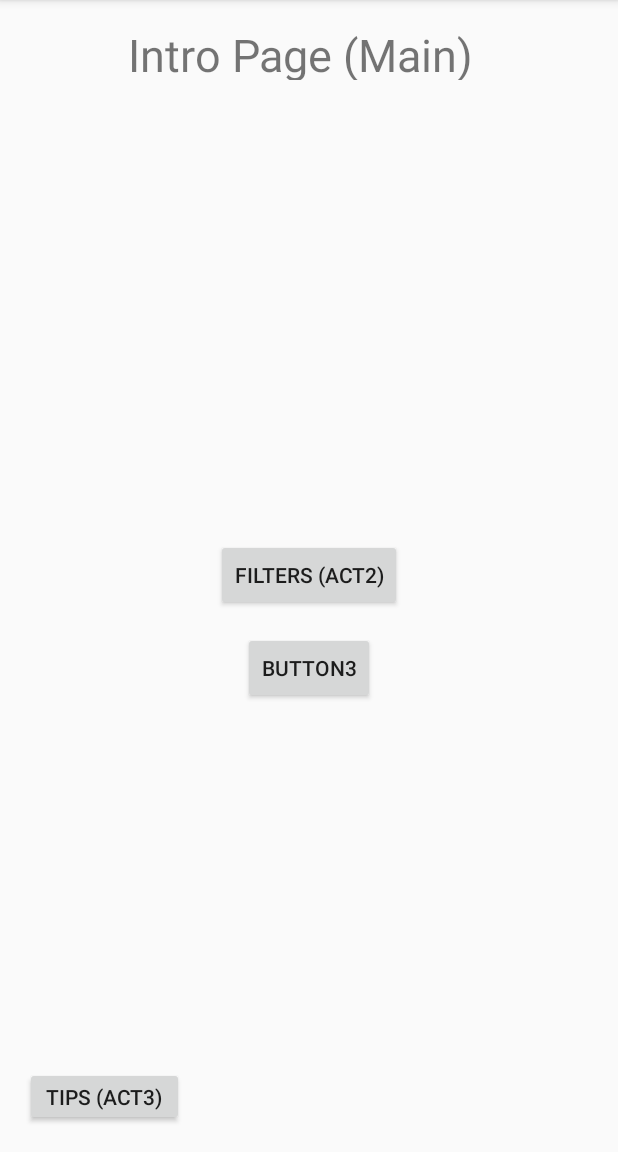
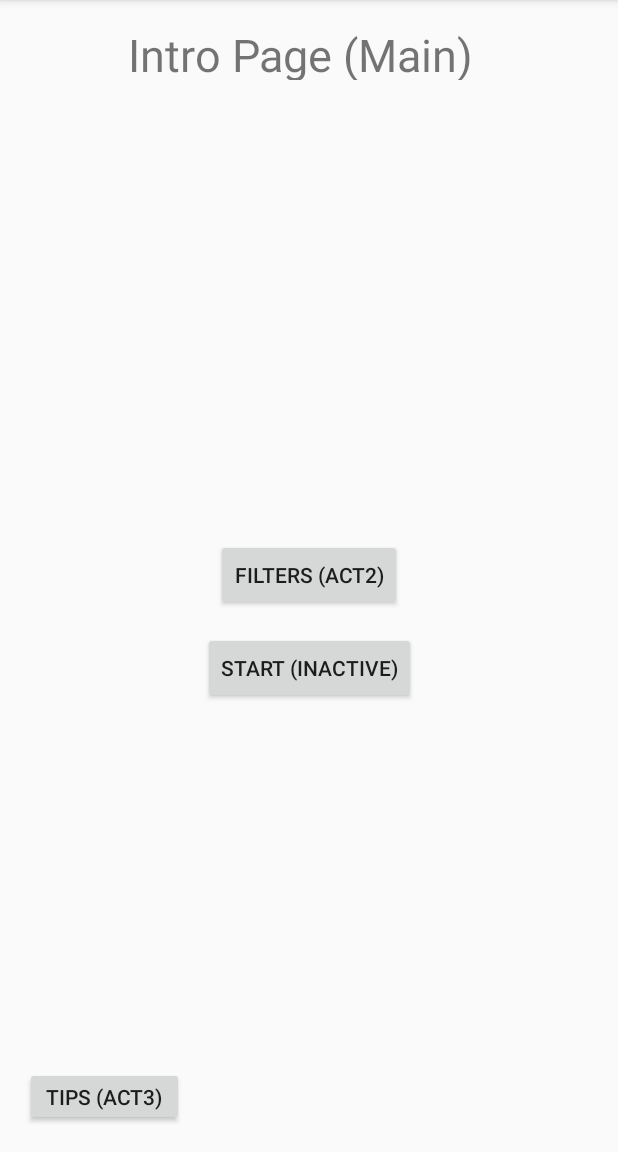
Before and after one commit to fowlerzw/355App, an Android app: the screen it shows after launch (MainActivity), on a phone screen of 412 x 824 dp, the part 84-1236 px from its top. Run offline under Robolectric (Android 15) with nearby library versions, the light colour scheme and no system bars.

Commit message:
changed some more button names around

```diff
--- a/355App/app/src/main/res/layout/activity_main.xml
+++ b/355App/app/src/main/res/layout/activity_main.xml
@@ -51,7 +51,7 @@
         android:id="@+id/button20"
         android:layout_width="wrap_content"
         android:layout_height="wrap_content"
-        android:text="Button3"
+        android:text="Start (inactive)"
         app:layout_constraintBottom_toBottomOf="parent"
         app:layout_constraintEnd_toEndOf="parent"
         app:layout_constraintStart_toStartOf="parent"
```
